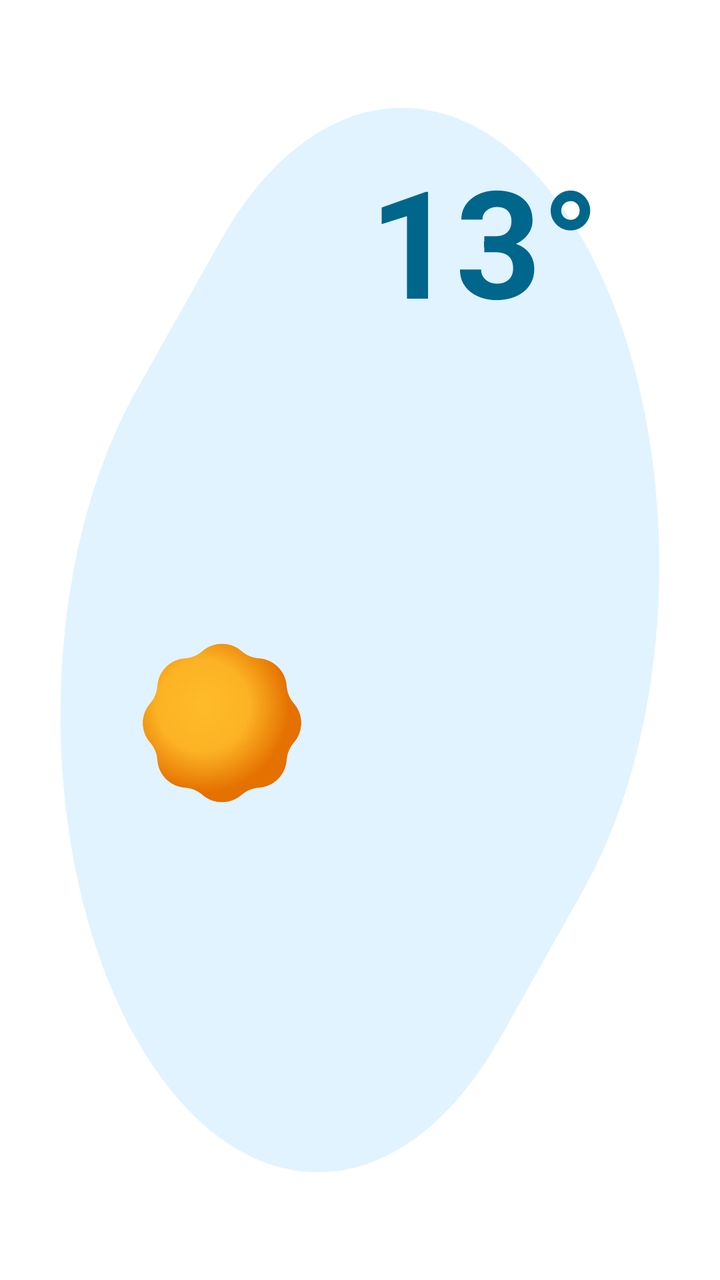
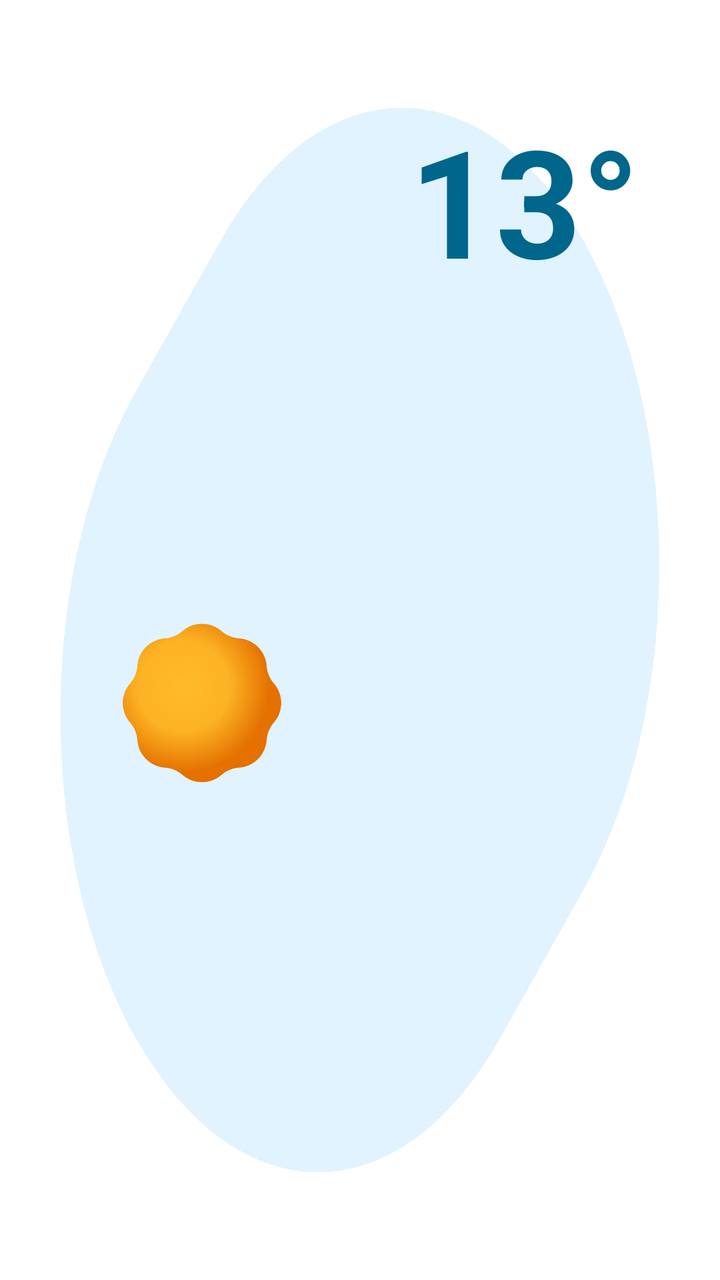

The first picture is an Android layout as it rendered before a commit; the second is the same layout after the commit. The layout source and the unified diff follow.
<!-- AndroidManifest.xml: fallback theme Theme.MaterialComponents.DayNight.NoActionBar -->
<!-- res/layout/pill_widget_mid_vert.xml -->
<RelativeLayout xmlns:android="http://schemas.android.com/apk/res/android"
    android:id="@+id/widget_root_pill"
    android:layout_width="300dp"
    android:layout_height="300dp"
    android:background="@drawable/shape_set">



    <ImageView
        android:id="@+id/widget_icon_current_pill_pixel"
        android:layout_width="90dp"
        android:layout_height="90dp"
        android:layout_alignParentStart="true"
        android:layout_alignParentTop="true"
        android:layout_alignParentBottom="true"
        android:layout_marginLeft="66dp"
        android:layout_marginTop="120dp"
        android:layout_marginBottom="37dp"
        android:src="@drawable/sunny" />


    <TextView
        android:id="@+id/current_widget_temp_pill_pixel"
        android:layout_width="wrap_content"
        android:layout_height="wrap_content"
        android:layout_alignParentRight="true"
        android:layout_marginTop="70dp"
        android:layout_marginRight="60dp"
        android:text="13°"
        android:textColor="@color/colorPrimary"
        android:textSize="75sp"
        android:textStyle="bold" />
</RelativeLayout>
<!-- resources referenced by this layout -->
<resources>
  <color name="colorPrimary">#415f91</color>
  <!-- drawable shape_set (drawable) -->
  <vector xmlns:android="http://schemas.android.com/apk/res/android"
      android:width="200dp"
      android:height="200dp"
      android:viewportWidth="380"
      android:viewportHeight="380">
    <path
        android:pathData="M116.12,71.79C169.16,18.74 255.17,18.74 308.21,71.79C361.26,124.83 361.26,210.84 308.21,263.88L263.88,308.21C210.84,361.26 124.83,361.26 71.79,308.21C18.74,255.17 18.74,169.16 71.79,116.12L116.12,71.79Z"
        android:fillColor="@color/colorSurfaceContainer"/>
  </vector>
  <!-- drawable sunny: png bitmap (drawable, 107632 bytes) -->
  <color name="colorSurfaceContainer">#ededf4</color>
</resources>

<!-- the commit's change to res/layout/pill_widget_mid_vert.xml (unified diff, before → after) -->
@@ -1,7 +1,7 @@
 <RelativeLayout xmlns:android="http://schemas.android.com/apk/res/android"
     android:id="@+id/widget_root_pill"
-    android:layout_width="300dp"
-    android:layout_height="300dp"
+    android:layout_width="250dp"
+    android:layout_height="250dp"
     android:background="@drawable/shape_set">
 
 
@@ -13,8 +13,8 @@
         android:layout_alignParentStart="true"
         android:layout_alignParentTop="true"
         android:layout_alignParentBottom="true"
-        android:layout_marginLeft="66dp"
-        android:layout_marginTop="120dp"
+        android:layout_marginStart="56dp"
+        android:layout_marginTop="100dp"
         android:layout_marginBottom="37dp"
         android:src="@drawable/sunny" />
 
@@ -24,8 +24,8 @@
         android:layout_width="wrap_content"
         android:layout_height="wrap_content"
         android:layout_alignParentRight="true"
-        android:layout_marginTop="70dp"
-        android:layout_marginRight="60dp"
+        android:layout_marginTop="50dp"
+        android:layout_marginEnd="40dp"
         android:text="13°"
         android:textColor="@color/colorPrimary"
         android:textSize="75sp"
